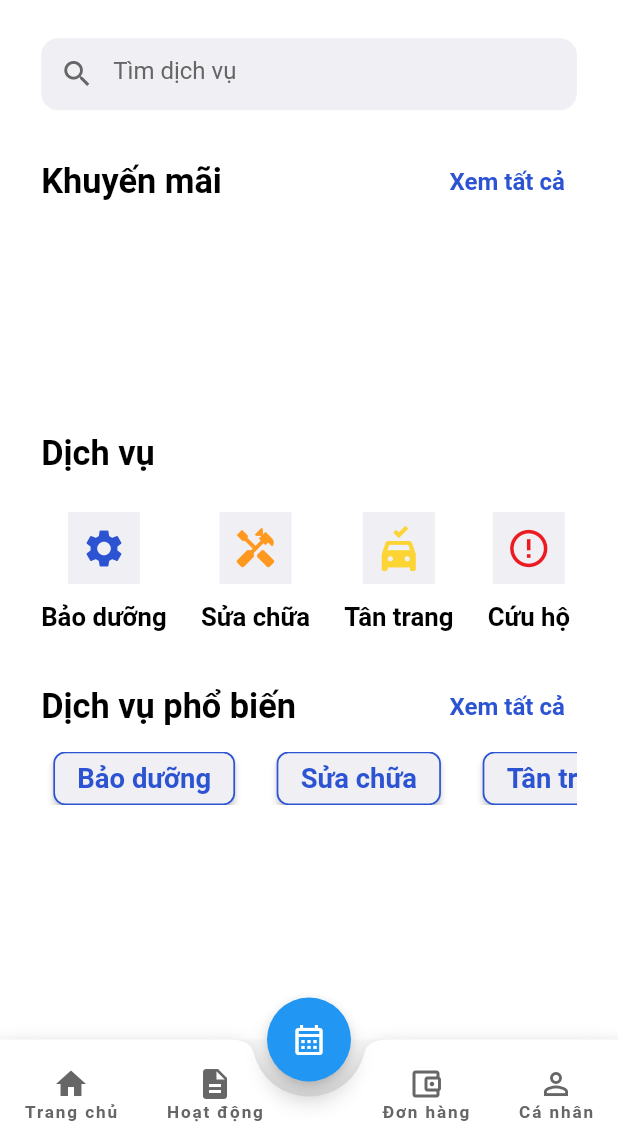
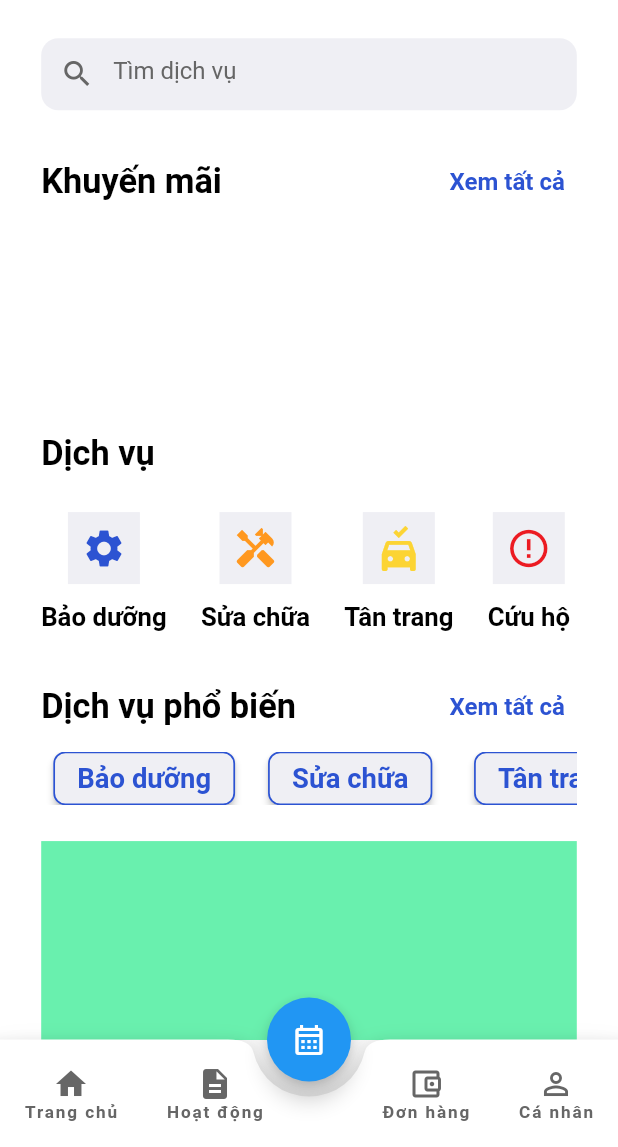
Before and after one commit to FPTUCapstone/CapstoneEmpireMobile, a Flutter app: the MainPage screen opened directly, on a phone screen of 412 x 824 dp, the part 89-1236 px from its top. Run offline on Flutter 3.47's test engine with Material 2 defaults, Android fonts, the phone set to English and light mode, and no system bars; our stand-ins replace firebase_auth, firebase_core, flutter_screenutil, font_awesome_flutter, get, google_sign_in and 1 more; accounts and stored records are empty; Roboto replaces fonts that are missing (SFProDisplay).

Commit message:
[TrungTDH] HomePage Filter List Construction

```diff
--- a/lib/application_layer/screens/home_page/home_page.dart
+++ b/lib/application_layer/screens/home_page/home_page.dart
@@ -182,14 +182,35 @@ class _HomePageState extends State<HomePage> {
                     height: 20.h,
                   ),
 
-                  // Container(
-                  //   child: ListView.builder(
-                  //     itemBuilder: (BuildContext context, int index) {
-                  //       return Container();
-                  //     },
-                  //
-                  //   ),
-                  // ),
+                  SizedBox(
+                    height: 300.h,
+                    child: ListView(
+                      scrollDirection: Axis.vertical,
+                      children: <Widget> [
+                      Column(
+                        children: [
+                          LimitedBox(
+                            maxHeight: 300,
+                            child: Container(
+                              color: Colors.greenAccent,
+                            ),
+                          ),
+                    ],
+                      ),
+                        Column(
+                          children: [
+                            LimitedBox(
+                              maxHeight: 300,
+                              child: Container(
+                                color: Colors.red,
+                              ),
+                            ),
+                          ],
+                        ),
+                      ],
+                    ),
+
+                  ),
                 ],
               ),
             ),
--- a/lib/application_layer/widgets/service_filter_list.dart
+++ b/lib/application_layer/widgets/service_filter_list.dart
@@ -57,9 +57,6 @@ class ServiceFilterList extends StatelessWidget {
                   )),
             ),
           ]),
-          SizedBox(
-            width: 5.w,
-          ),
           Column(children: [
             SizedBox(
               width: 120.w,
```
